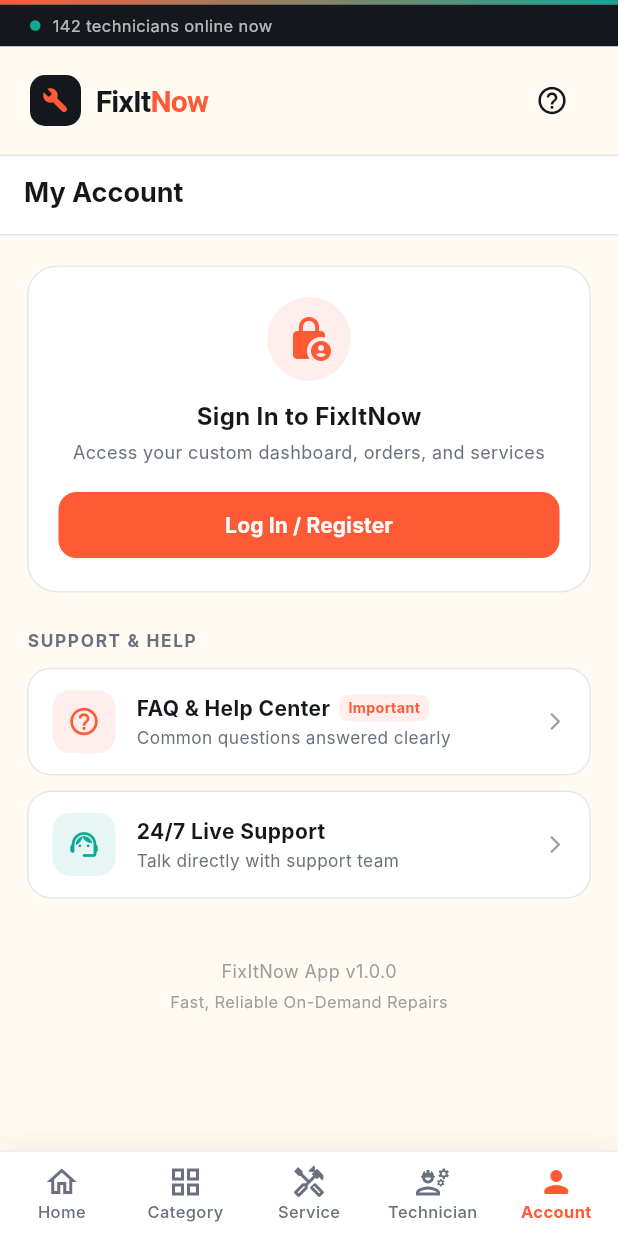
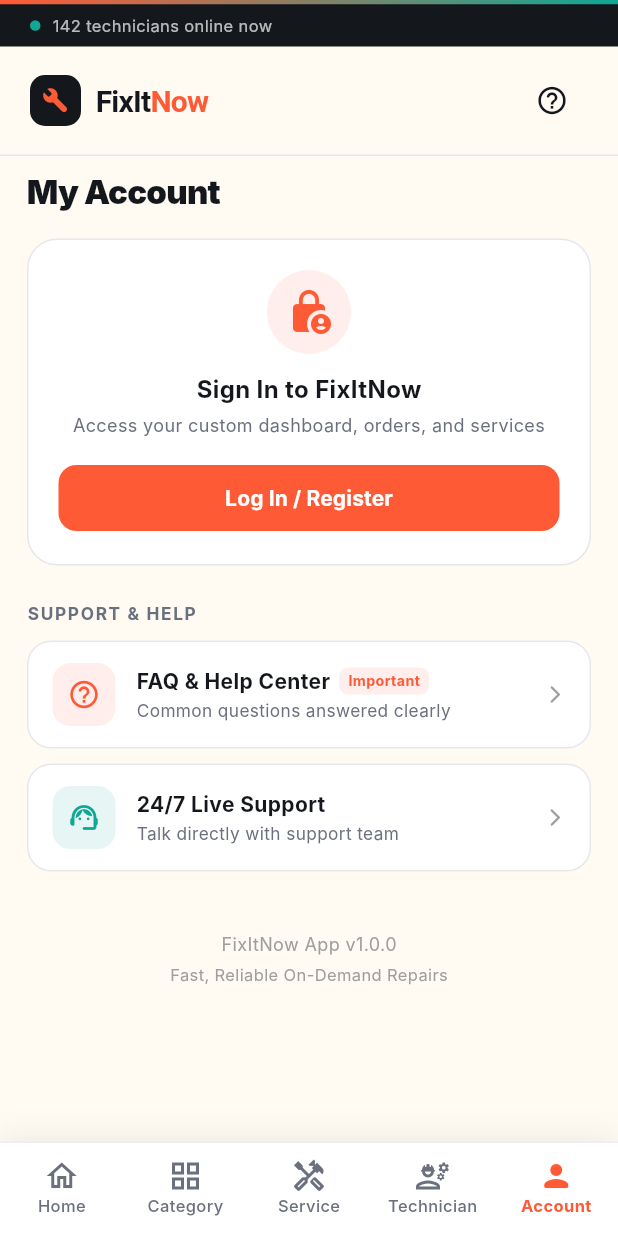
Before and after one commit to nafi0123/FixItNow_app, a Flutter app: the screen it shows after launch, item 5 of the bottom bar chosen, on a phone screen of 412 x 824 dp. Run offline on Flutter 3.47's test engine with Material 3 defaults, Android fonts, the phone set to English and light mode, and no system bars; our stand-ins replace flutter_dotenv, flutter_riverpod, shared_preferences, webview_flutter; missing offline and left inert: dart:html; accounts and stored records are empty; network calls fail; Roboto replaces fonts that are missing (Inter).

Commit message:
fix container

```diff
--- a/lib/features/profile/screens/profile_screen.dart
+++ b/lib/features/profile/screens/profile_screen.dart
@@ -118,9 +118,14 @@
   Widget build(BuildContext context) {
     return Scaffold(
       backgroundColor: AppColors.cream,
-      appBar: AppBar(
+      appBar: Navigator.canPop(context)
+          ? AppBar(
               backgroundColor: Colors.white,
               elevation: 0,
+              leading: IconButton(
+                icon: const Icon(Icons.arrow_back_rounded, color: AppColors.ink),
+                onPressed: () => Navigator.pop(context),
+              ),
               title: const Text(
                 'My Account',
                 style: TextStyle(
@@ -129,12 +134,13 @@
                   fontSize: 18,
                 ),
               ),
-        centerTitle: false,
+              centerTitle: true,
               bottom: PreferredSize(
                 preferredSize: const Size.fromHeight(1),
                 child: Container(color: AppColors.border, height: 1),
               ),
-      ),
+            )
+          : null,
       body: _isLoading
           ? const _ProfileScreenSkeleton()
           : SingleChildScrollView(
@@ -145,6 +151,18 @@
                   child: Column(
                     crossAxisAlignment: CrossAxisAlignment.start,
                     children: [
+                      if (!Navigator.canPop(context)) ...[
+                        const Text(
+                          'My Account',
+                          style: TextStyle(
+                            fontSize: 22,
+                            fontWeight: FontWeight.w900,
+                            color: AppColors.ink,
+                            letterSpacing: -0.5,
+                          ),
+                        ),
+                        const SizedBox(height: 16),
+                      ],
                       // ১. ইউজার লগইন থাকলে প্রোফাইল কার্ড, না থাকলে লগইন প্রম্পট কার্ড
                       _currentUser != null
                           ? _buildLoggedInCard()
--- a/lib/main.dart
+++ b/lib/main.dart
@@ -1,3 +1,4 @@
+import 'package:flutter/services.dart';
 import 'package:flutter/material.dart';
 import 'package:flutter_dotenv/flutter_dotenv.dart';
 import 'package:flutter_riverpod/flutter_riverpod.dart';
@@ -15,6 +16,16 @@
 Future<void> main() async {
   WidgetsFlutterBinding.ensureInitialized();
   await dotenv.load(fileName: ".env");
+
+  SystemChrome.setSystemUIOverlayStyle(
+    const SystemUiOverlayStyle(
+      statusBarColor: Colors.transparent,
+      statusBarIconBrightness: Brightness.light,
+      statusBarBrightness: Brightness.dark,
+      systemNavigationBarColor: Colors.white,
+      systemNavigationBarIconBrightness: Brightness.dark,
+    ),
+  );
 
   runApp(const ProviderScope(child: FixItNowApp()));
 }
@@ -90,8 +101,12 @@
             top: BorderSide(color: Color(0xFFEEEEEE), width: 1),
           ),
         ),
-        child: BottomNavigationBar(
-          currentIndex: _currentIndex,
+        child: SafeArea(
+          top: false,
+          child: Padding(
+            padding: const EdgeInsets.only(top: 2, bottom: 4),
+            child: BottomNavigationBar(
+              currentIndex: _currentIndex,
           onTap: _onTabTapped,
           type: BottomNavigationBarType.fixed,
           backgroundColor: Colors.white,
@@ -134,6 +149,8 @@
               label: 'Account',
             ),
           ],
+            ),
+          ),
         ),
       ),
     );
--- a/lib/shared/widgets/custom_navbar.dart
+++ b/lib/shared/widgets/custom_navbar.dart
@@ -18,7 +18,7 @@
   State<CustomNavbar> createState() => _CustomNavbarState();
 
   @override
-  Size get preferredSize => const Size.fromHeight(100);
+  Size get preferredSize => const Size.fromHeight(92);
 }
 
 class _CustomNavbarState extends State<CustomNavbar> {
@@ -64,9 +64,13 @@
   Widget build(BuildContext context) {
     final isMobile = MediaQuery.of(context).size.width < 800;
 
-    return Column(
-      mainAxisSize: MainAxisSize.min,
-      children: [
+    return Container(
+      color: AppColors.ink,
+      child: SafeArea(
+        bottom: false,
+        child: Column(
+          mainAxisSize: MainAxisSize.min,
+          children: [
         // ১. টপ গ্রেডিয়েন্ট লাইন (Coral -> Teal)
         Container(
           height: 3,
@@ -331,7 +335,9 @@
           ),
         ),
       ],
-    );
+    ),
+  ),
+);
   }
 
   Widget _navButton(String title, VoidCallback onTap) {
```
Lines whose indentation alone changed are shown as unchanged.
